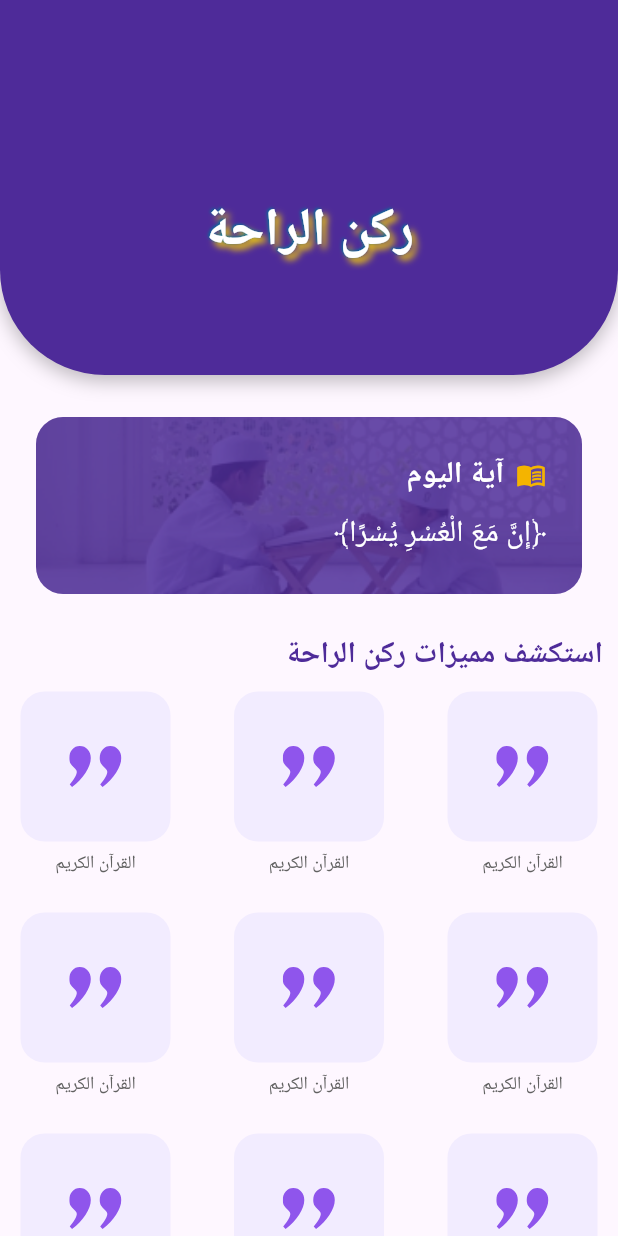
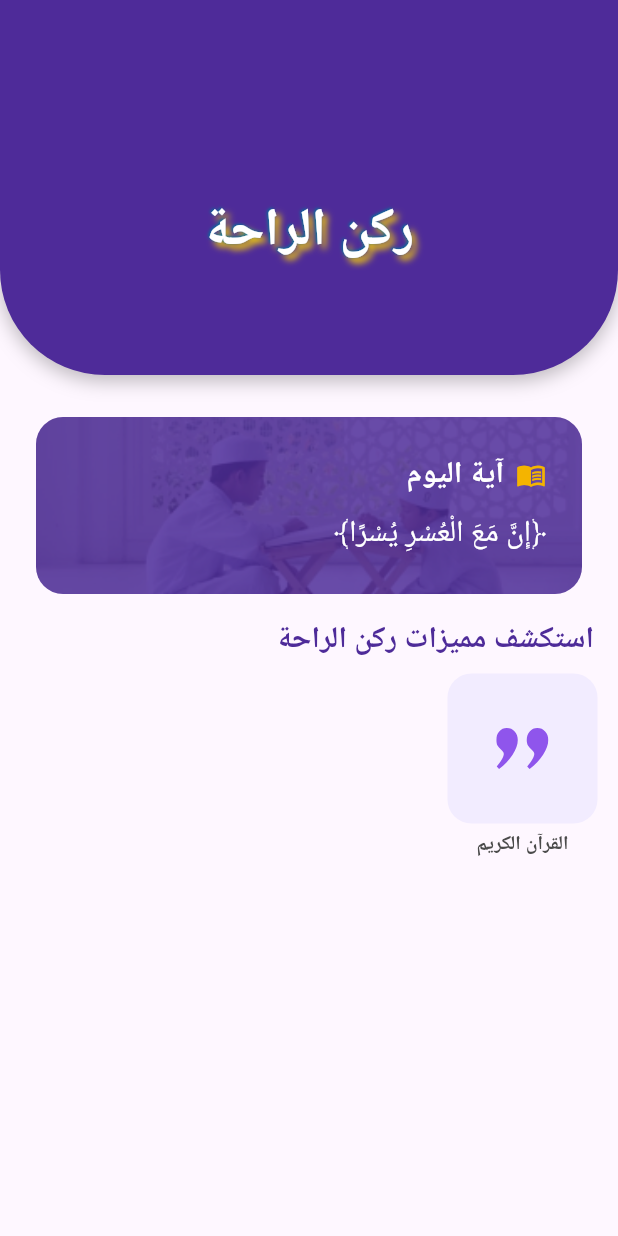
Before and after one commit to Ahmed7Shaban/RokenAlRaha, a Flutter app: the HomeView screen opened by its route, on a phone screen of 412 x 824 dp. Run offline on Flutter 3.47's test engine with Material 3 defaults, Android fonts, the phone set to English and light mode, and no system bars; our stand-ins replace audioplayers, flutter_bloc, flutter_svg, google_fonts, shared_preferences; accounts and stored records are empty; Roboto replaces fonts that are missing (Amiri, Cairo).

Commit message:
feat: Refactor Home view to use dynamic service items and improve layout

```diff
--- /dev/null
+++ b/lib/features/Home/cubit/service_card_state .dart
@@ -0,0 +1,6 @@
+import '../models/service_item.dart';
+
+class ServiceCardsState {
+  final List<ServiceItem> services;
+  const ServiceCardsState(this.services);
+}
--- /dev/null
+++ b/lib/features/Home/cubit/service_cards_cubit.dart
@@ -0,0 +1,8 @@
+import 'package:flutter_bloc/flutter_bloc.dart';
+
+import '../date/service_items_list.dart';
+import 'service_card_state .dart';
+
+class ServiceCardsCubit extends Cubit<ServiceCardsState> {
+  ServiceCardsCubit() : super(ServiceCardsState(serviceItemsList));
+}
--- /dev/null
+++ b/lib/features/Home/date/service_items_list.dart
@@ -0,0 +1,9 @@
+import '../models/service_item.dart';
+
+final List<ServiceItem> serviceItemsList = [
+  ServiceItem(
+    iconPath: 'assets/Images/petik.svg',
+    label: 'القرآن الكريم',
+    route: '/quran',
+  ),
+];
--- /dev/null
+++ b/lib/features/Home/models/service_item.dart
@@ -0,0 +1,11 @@
+class ServiceItem {
+  final String iconPath;
+  final String label;
+  final String route;
+
+  ServiceItem({
+    required this.iconPath,
+    required this.label,
+    required this.route,
+  });
+}
--- a/lib/features/Home/presention/views/widgets/body_home_view.dart
+++ b/lib/features/Home/presention/views/widgets/body_home_view.dart
@@ -25,6 +25,7 @@ class BodyHomeView extends StatelessWidget {
 
           SubTitle(),
           HomeServicesGrid(),
+          const SizedBox(height: 12),
         ],
       ),
     );
--- a/lib/features/Home/presention/views/widgets/card/card_services.dart
+++ b/lib/features/Home/presention/views/widgets/card/card_services.dart
@@ -1,17 +1,18 @@
-// lib/features/home/widgets/feature_card.dart
 import 'package:flutter/material.dart';
 import 'package:flutter_svg/flutter_svg.dart';
+import 'package:google_fonts/google_fonts.dart';
+import '../../../../models/service_item.dart';
 
 class CardServices extends StatelessWidget {
-  final String iconPath;
-  final String label;
-  final VoidCallback? onTap;
+  final ServiceItem item;
+  final int index;
+  final VoidCallback onTap;
 
   const CardServices({
     super.key,
-    required this.iconPath,
-    required this.label,
-    this.onTap,
+    required this.item,
+    required this.index,
+    required this.onTap,
   });
 
   @override
@@ -30,7 +31,7 @@ class CardServices extends StatelessWidget {
             ),
             child: Center(
               child: SvgPicture.asset(
-                iconPath,
+                item.iconPath,
                 width: 35,
                 height: 35,
                 color: const Color(0xFF8F55EC),
@@ -39,12 +40,13 @@ class CardServices extends StatelessWidget {
           ),
           const SizedBox(height: 6),
           Text(
-            label,
+            item.label,
             textAlign: TextAlign.center,
-            style: TextStyle(
-              fontSize: 12,
-              fontWeight: FontWeight.w500,
-              color: Colors.grey[700],
+            style: GoogleFonts.cairo(
+              fontSize: 13,
+              fontWeight: FontWeight.bold,
+              color: const Color(0xFF4A4A4A),
+              height: 1.3,
             ),
           ),
         ],
--- a/lib/features/Home/presention/views/widgets/card/home_services_grid.dart
+++ b/lib/features/Home/presention/views/widgets/card/home_services_grid.dart
@@ -1,5 +1,6 @@
 import 'package:flutter/material.dart';
-import 'package:roken_raha/features/Home/presention/views/widgets/card/card_services.dart';
+import '../../../../date/service_items_list.dart';
+import '../card/card_services.dart';
 
 class HomeServicesGrid extends StatelessWidget {
   const HomeServicesGrid({super.key});
@@ -12,48 +13,16 @@ class HomeServicesGrid extends StatelessWidget {
       physics: const NeverScrollableScrollPhysics(),
       crossAxisSpacing: 15,
       mainAxisSpacing: 20,
-      children: const [
-        CardServices(
-          iconPath: 'assets/Images/petik.svg',
-          label: 'القرآن الكريم',
-        ),
-        CardServices(
-          iconPath: 'assets/Images/petik.svg',
-          label: 'القرآن الكريم',
-        ),
-        CardServices(
-          iconPath: 'assets/Images/petik.svg',
-          label: 'القرآن الكريم',
-        ),
-        CardServices(
-          iconPath: 'assets/Images/petik.svg',
-          label: 'القرآن الكريم',
-        ),
-        CardServices(
-          iconPath: 'assets/Images/petik.svg',
-          label: 'القرآن الكريم',
-        ),
-        CardServices(
-          iconPath: 'assets/Images/petik.svg',
-          label: 'القرآن الكريم',
-        ),
-        CardServices(
-          iconPath: 'assets/Images/petik.svg',
-          label: 'القرآن الكريم',
-        ),
-        CardServices(
-          iconPath: 'assets/Images/petik.svg',
-          label: 'القرآن الكريم',
-        ),
-        CardServices(
-          iconPath: 'assets/Images/petik.svg',
-          label: 'القرآن الكريم',
-        ),
-        CardServices(
-          iconPath: 'assets/Images/petik.svg',
-          label: 'القرآن الكريم',
-        ),
-      ],
+      children: List.generate(serviceItemsList.length, (index) {
+        final item = serviceItemsList[index];
+        return CardServices(
+          item: item,
+          index: index,
+          onTap: () {
+            Navigator.pushNamed(context, item.route);
+          },
+        );
+      }),
     );
   }
 }
--- a/lib/features/Home/presention/views/widgets/sub_title.dart
+++ b/lib/features/Home/presention/views/widgets/sub_title.dart
@@ -8,7 +8,7 @@ class SubTitle extends StatelessWidget {
   @override
   Widget build(BuildContext context) {
     return Padding(
-      padding: const EdgeInsets.all(10.0),
+      padding: const EdgeInsets.only(left: 16, right: 16, bottom: 8),
       child: Text(
         'استكشف مميزات ركن الراحة',
         style: AppTextStyles.sectionTitle,
```
